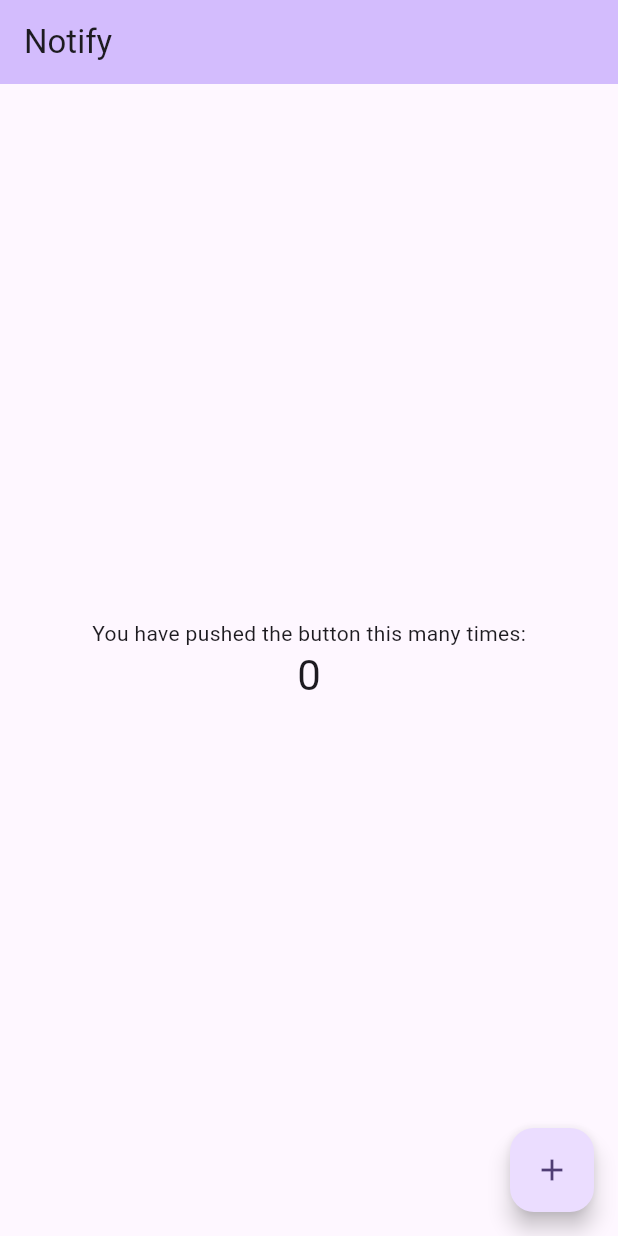
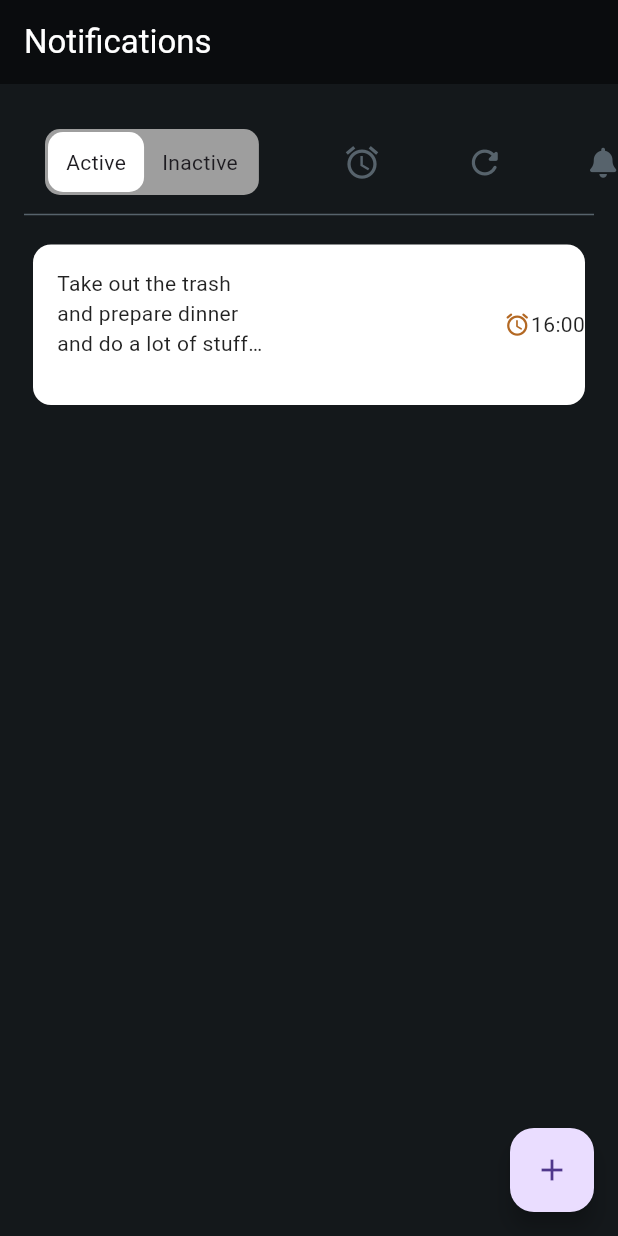
Before and after one commit to Edvardsn/Notify, a Flutter app: the screen it shows after launch, on a phone screen of 412 x 824 dp. Run offline on Flutter 3.47's test engine with Material 2 defaults, Android fonts, the phone set to English and light mode, and no system bars; drawn by our look-alikes of custom_sliding_segmented_control; our stand-ins replace device_preview, font_awesome_flutter.

Commit message:
Basic layout of homepage and icon and segmented button dependencies.

```diff
--- a/lib/main.dart
+++ b/lib/main.dart
@@ -1,10 +1,11 @@
 import 'package:flutter/material.dart';
 import 'package:device_preview/device_preview.dart';
+import 'package:custom_sliding_segmented_control/custom_sliding_segmented_control.dart';
+import 'package:font_awesome_flutter/font_awesome_flutter.dart';
 
 void main() => runApp(
       DevicePreview(
-        // enabled: !kReleaseMode,
-        builder: (context) => MyApp(), // Wrap your app
+        builder: (context) => const MyApp(), // Wrap your app
       ),
     );
 
@@ -17,26 +18,13 @@ class MyApp extends StatelessWidget {
     return MaterialApp(
       title: 'Flutter Demo',
       theme: ThemeData(
-        // This is the theme of your application.
-        //
-        // TRY THIS: Try running your application with "flutter run". You'll see
-        // the application has a blue toolbar. Then, without quitting the app,
-        // try changing the seedColor in the colorScheme below to Colors.green
-        // and then invoke "hot reload" (save your changes or press the "hot
-        // reload" button in a Flutter-supported IDE, or press "r" if you used
-        // the command line to start the app).
-        //
-        // Notice that the counter didn't reset back to zero; the application
-        // state is not lost during the reload. To reset the state, use hot
-        // restart instead.
-        //
-        // This works for code too, not just values: Most code changes can be
-        // tested with just a hot reload.
-        colorScheme: ColorScheme.fromSeed(seedColor: Colors.deepPurple),
           useMaterial3: true,
-      ),
-      useInheritedMediaQuery: true,
-      home: const MyHomePage(title: 'Notify'),
+          primaryColor: const Color(0xFF14181b),
+          focusColor: const Color(0xFF0A0C0E),
+          primaryTextTheme: const TextTheme(
+              displayLarge: TextStyle(color: Colors.white),
+              labelSmall: TextStyle(color: Color(0xFF57636C)))),
+      home: const MyHomePage(title: 'Notifications'),
       locale: DevicePreview.locale(context),
       builder: DevicePreview.appBuilder,
     );
@@ -77,47 +65,112 @@ class _MyHomePageState extends State<MyHomePage> {
 
   @override
   Widget build(BuildContext context) {
-    // This method is rerun every time setState is called, for instance as done
-    // by the _incrementCounter method above.
-    //
-    // The Flutter framework has been optimized to make rerunning build methods
-    // fast, so that you can just rebuild anything that needs updating rather
-    // than having to individually change instances of widgets.
     return Scaffold(
+      backgroundColor: Theme.of(context).primaryColor,
       appBar: AppBar(
           // TRY THIS: Try changing the color here to a specific color (to
           // Colors.amber, perhaps?) and trigger a hot reload to see the AppBar
           // change color while the other colors stay the same.
-        backgroundColor: Theme.of(context).colorScheme.inversePrimary,
+          backgroundColor: Theme.of(context).focusColor,
+
           // Here we take the value from the MyHomePage object that was created by
           // the App.build method, and use it to set our appbar title.
-        title: Text(widget.title),
+          title: Text(
+            widget.title,
+            style: TextStyle(
+              color: Theme.of(context).primaryTextTheme.displayLarge?.color,
             ),
+          )),
       body: Center(
         // Center is a layout widget. It takes a single child and positions it
         // in the middle of the parent.
         child: Column(
-          // Column is also a layout widget. It takes a list of children and
-          // arranges them vertically. By default, it sizes itself to fit its
-          // children horizontally, and tries to be as tall as its parent.
-          //
-          // Column has various properties to control how it sizes itself and
-          // how it positions its children. Here we use mainAxisAlignment to
-          // center the children vertically; the main axis here is the vertical
-          // axis because Columns are vertical (the cross axis would be
-          // horizontal).
-          //
-          // TRY THIS: Invoke "debug painting" (choose the "Toggle Debug Paint"
-          // action in the IDE, or press "p" in the console), to see the
-          // wireframe for each widget.
-          mainAxisAlignment: MainAxisAlignment.center,
+          mainAxisAlignment: MainAxisAlignment.start,
+          crossAxisAlignment: CrossAxisAlignment.center,
           children: <Widget>[
-            const Text(
-              'You have pushed the button this many times:',
+            Padding(
+              padding: const EdgeInsets.fromLTRB(30, 30, 0, 5),
+              child: Row(
+                mainAxisAlignment: MainAxisAlignment.spaceBetween,
+                children: [
+                  CustomSlidingSegmentedControl(
+                    children: const {1: Text("Active"), 2: Text("Inactive")},
+                    onValueChanged: (int newValue) {},
+                    decoration: BoxDecoration(
+                        borderRadius: BorderRadius.circular(10),
+                        color: Colors.grey),
+                    thumbDecoration: BoxDecoration(
+                      color: Colors.white,
+                      borderRadius: BorderRadius.circular(10),
+                    ),
+                  ),
+                  Icon(
+                    Icons.alarm,
+                    color: Theme.of(context).primaryTextTheme.labelSmall?.color,
+                    size: 26,
+                  ),
+                  Icon(
+                    Icons.refresh_rounded,
+                    color: Theme.of(context).primaryTextTheme.labelSmall?.color,
+                    size: 26,
+                  ),
+                  Icon(FontAwesomeIcons.solidBell,
+                      color:
+                          Theme.of(context).primaryTextTheme.labelSmall?.color,
+                      size: 20),
+                ],
+              ),
+            ),
+            Divider(
+              color: Theme.of(context).primaryTextTheme.labelSmall?.color,
+              thickness: 1,
+              indent: 16,
+              endIndent: 16,
+            ),
+            ListView(
+              shrinkWrap: true,
+              padding: const EdgeInsets.all(12),
+              children: const [
+                Card(
+                    color: Colors.white,
+                    margin: EdgeInsets.fromLTRB(10, 0, 10, 0),
+                    elevation: 0,
+                    child: Row(
+                      mainAxisAlignment: MainAxisAlignment.spaceBetween,
+                      crossAxisAlignment: CrossAxisAlignment.center,
+                      children: [
+                        Padding(
+                          padding: EdgeInsets.all(16),
+                          child: SizedBox(
+                            height: 75,
+                            width: 140,
+                            child: Text(
+                              "Take out the trash and prepare dinner and do a lot of stuff that does not need to be done or something.",
+                              style: TextStyle(
+                                  color: Colors.black87, fontSize: 14),
+                              overflow: TextOverflow.ellipsis,
+                              maxLines: 3,
+                              softWrap: true,
+                            ),
+                          ),
+                        ),
+                        Row(
+                          mainAxisAlignment: MainAxisAlignment.start,
+                          children: [
+                            Icon(
+                              Icons.access_alarm_rounded,
+                              color: Color(0xFFB36823),
+                              size: 18,
                             ),
                             Text(
-              '$_counter',
-              style: Theme.of(context).textTheme.headlineMedium,
+                              "16:00",
+                              style: TextStyle(color: Colors.black87),
+                            )
+                          ],
+                        )
+                      ],
+                    )),
+              ],
             ),
           ],
         ),
--- a/pubspec.yaml
+++ b/pubspec.yaml
@@ -35,6 +35,9 @@ dependencies:
   # Use with the CupertinoIcons class for iOS style icons.
   cupertino_icons: ^1.0.2
   device_preview: ^1.1.0
+  flutter_advanced_segment: ^3.0.2
+  custom_sliding_segmented_control: ^1.7.4
+  font_awesome_flutter: ^10.4.0
 
 dev_dependencies:
   flutter_test:
```
Also changed, not shown: pubspec.lock. Lines whose indentation alone changed are shown as unchanged.
